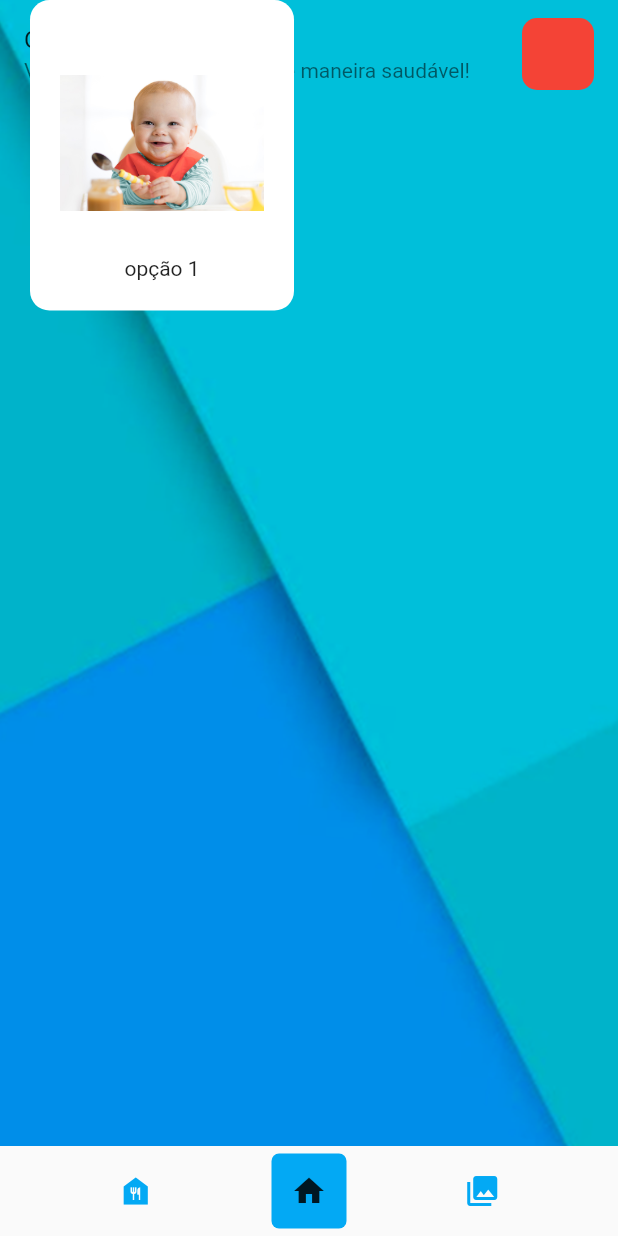
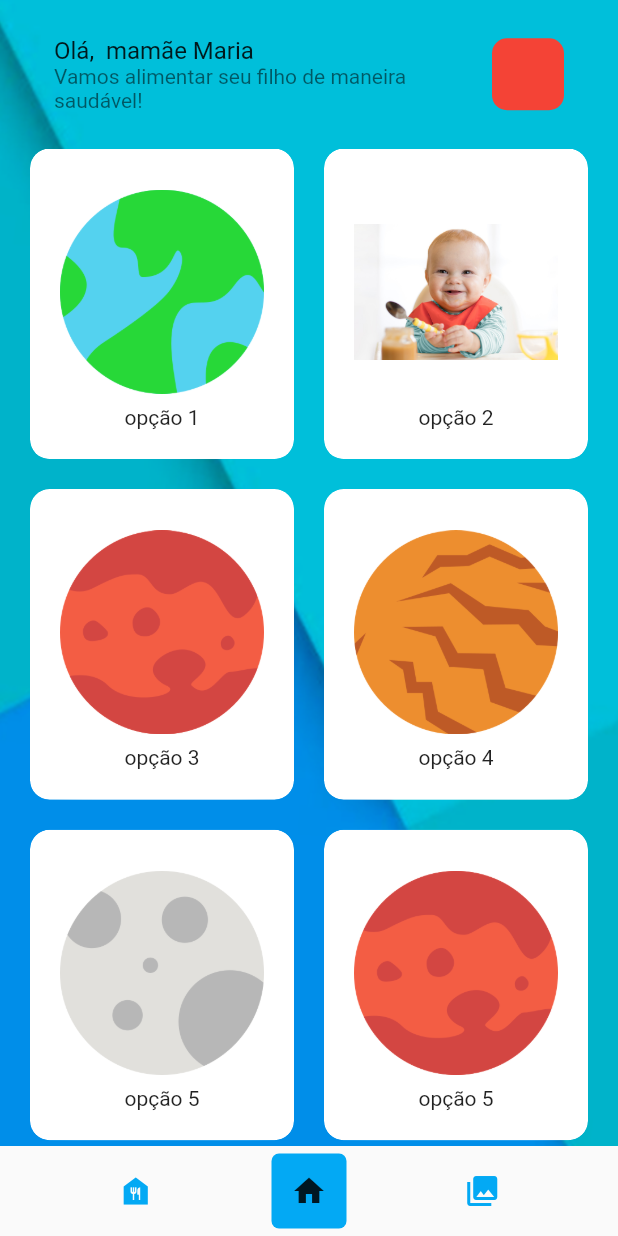
Before and after one commit to adhmattheus/projeto_tcc_bNutri, a Flutter app: the screen it shows after launch, on a phone screen of 412 x 824 dp. Run offline on Flutter 3.47's test engine with Material 2 defaults, Android fonts, the phone set to English and light mode, and no system bars.

Commit message:
ajusta home page

```diff
--- a/lib/modules/home/home_page.dart
+++ b/lib/modules/home/home_page.dart
@@ -13,10 +13,7 @@ class _HomePageState extends State<HomePage> {
   @override
   Widget build(BuildContext context) {
     return Scaffold(
-      body: Stack(
-        fit: StackFit.loose,
-        children: [
-          Container(
+      body: Container(
         width: double.infinity,
         height: double.infinity,
         decoration: const BoxDecoration(
@@ -24,13 +21,19 @@ class _HomePageState extends State<HomePage> {
               image: const AssetImage('assets/imgs/home.png'),
               fit: BoxFit.cover),
         ),
-          ),
-          Container(
+        child: Column(
+          children: [
+            Padding(
+              padding: const EdgeInsets.all(20.0),
+              child: Container(
                 child: ListTile(
                   title: Text.rich(
-                TextSpan(text: "Olá, ", children: [
+                    TextSpan(
+                      text: "Olá, ",
+                      children: [
                         TextSpan(text: " mamãe Maria"),
-                ]),
+                      ],
+                    ),
                   ),
                   subtitle: Text(
                     "Vamos alimentar seu filho de maneira saudável!",
@@ -39,7 +42,9 @@ class _HomePageState extends State<HomePage> {
                     height: 48,
                     width: 48,
                     decoration: BoxDecoration(
-                    color: Colors.red, borderRadius: BorderRadius.circular(10)),
+                        color: Colors.red,
+                        borderRadius: BorderRadius.circular(10)),
+                  ),
                 ),
               ),
             ),
@@ -53,12 +58,44 @@ class _HomePageState extends State<HomePage> {
                 children: <Widget>[
                   Option(
                     nomeOption: "opção 1 ",
+                    imgOption: ('assets/imgs/earth.png'),
+                    press: () {},
+                  ),
+                  Option(
+                    nomeOption: "opção 2 ",
                     imgOption: ('assets/imgs/baby.jpg'),
+                    press: () {},
+                  ),
+                  Option(
+                    nomeOption: "opção 3 ",
+                    imgOption: ('assets/imgs/mars.png'),
+                    press: () {},
+                  ),
+                  Option(
+                    nomeOption: "opção 4 ",
+                    imgOption: ('assets/imgs/mercury.png'),
+                    press: () {},
+                  ),
+                  Option(
+                    nomeOption: "opção 5 ",
+                    imgOption: ('assets/imgs/moon.png'),
+                    press: () {},
+                  ),
+                  Option(
+                    nomeOption: "opção 5 ",
+                    imgOption: ('assets/imgs/mars.png'),
+                    press: () {},
+                  ),
+                  Option(
+                    nomeOption: "opção 5 ",
+                    imgOption: ('assets/imgs/earth.png'),
+                    press: () {},
                   ),
                 ],
               ),
             ),
           ],
+        ),
       ),
       bottomNavigationBar: Container(
         height: 60,
@@ -93,3 +130,20 @@ class _HomePageState extends State<HomePage> {
     );
   }
 }
+
+
+// Expanded(
+//             child: GridView.count(
+//               padding: EdgeInsets.symmetric(horizontal: 20),
+//               crossAxisCount: 2,
+//               childAspectRatio: .85,
+//               crossAxisSpacing: 20,
+//               mainAxisSpacing: 20,
+//               children: <Widget>[
+//                 Option(
+//                   nomeOption: "opção 1 ",
+//                   imgOption: ('assets/imgs/baby.jpg'),
+//                 ),
+//               ],
+//             ),
+//           ),
--- a/lib/modules/home/optionmenu.dart
+++ b/lib/modules/home/optionmenu.dart
@@ -3,18 +3,35 @@ import 'package:flutter/material.dart';
 class Option extends StatelessWidget {
   final String nomeOption;
   final String imgOption;
+  final Function press;
 
-  const Option({Key? key, required this.nomeOption, required this.imgOption})
+  const Option({Key? key, required this.nomeOption, required this.imgOption, required this.press})
       : super(key: key);
 
   @override
   Widget build(BuildContext context) {
-    return Container(
-      padding: EdgeInsets.all(20),
+    return ClipRRect(
+       borderRadius: BorderRadius.circular(13),
+      child: Container(
+        // padding: EdgeInsets.all(20),
         decoration: BoxDecoration(
           color: Colors.white,
           borderRadius: BorderRadius.circular(13),
+          boxShadow: [
+            BoxShadow(
+              offset: Offset(0, 17),
+              blurRadius: 17,
+              spreadRadius: -20,
+              color: Colors.white,
             ),
+          ],
+        ),
+        child: Material(
+          color: Colors.transparent,
+          child: InkWell(
+            onTap: () {},
+            child: Padding(
+              padding: const EdgeInsets.all(20.0),
               child: Column(
                 children: <Widget>[
                   Spacer(),
@@ -26,6 +43,10 @@ class Option extends StatelessWidget {
                   )
                 ],
               ),
+            ),
+          ),
+        ),
+      ),
     );
   }
 }
--- a/lib/modules/list/list_page.dart
+++ b/lib/modules/list/list_page.dart
@@ -24,10 +24,9 @@ class ListPage extends StatelessWidget {
       body: Container(
         width: double.infinity,
         height: double.infinity,
-        decoration: const BoxDecoration(
+        decoration  : const BoxDecoration(
           image: DecorationImage(
-              image: const AssetImage('assets/imgs/home.png'),
-              fit: BoxFit.cover),
+              image: AssetImage('assets/imgs/home.png'), fit: BoxFit.cover),
         ),
         child: ListView(children: [
           CardPage(),
--- a/pubspec.yaml
+++ b/pubspec.yaml
@@ -60,7 +60,10 @@ flutter:
   # To add assets to your application, add an assets section, like this:
   assets:
     - assets/imgs/home.png
+    - assets/imgs/moon.png
+    - assets/imgs/mercury.png
     - assets/imgs/earth.png
+    - assets/imgs/mars.png
     - assets/imgs/baby.jpg
 
   # An image asset can refer to one or more resolution-specific "variants", see
```
Lines whose indentation alone changed are shown as unchanged.
